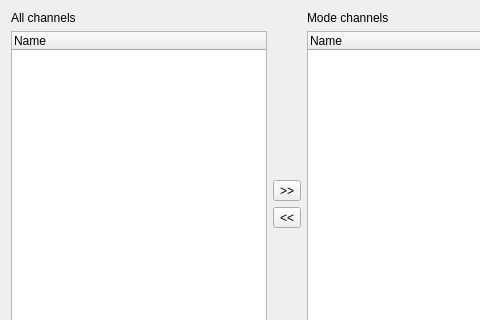
mcallegari/qlcplus, file fixtureeditor/addchannelsdialog.ui: the form before one commit; both pictures show x 0 to 480 and y 0 to 320 of the 573 by 416 pixel window.
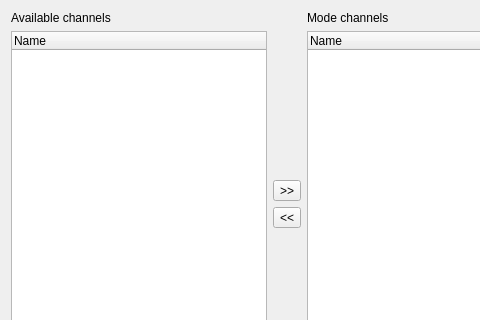
The form after the commit.

The edit to the form file:
```diff
--- a/fixtureeditor/addchannelsdialog.ui
+++ b/fixtureeditor/addchannelsdialog.ui
@@ -27,7 +27,7 @@
    <item row="0" column="0">
     <widget class="QLabel" name="label">
      <property name="text">
-      <string>All channels</string>
+      <string>Available channels</string>
      </property>
     </widget>
    </item>
```
Left out of the diff: 2 changed lines with no effect on the pictures.
